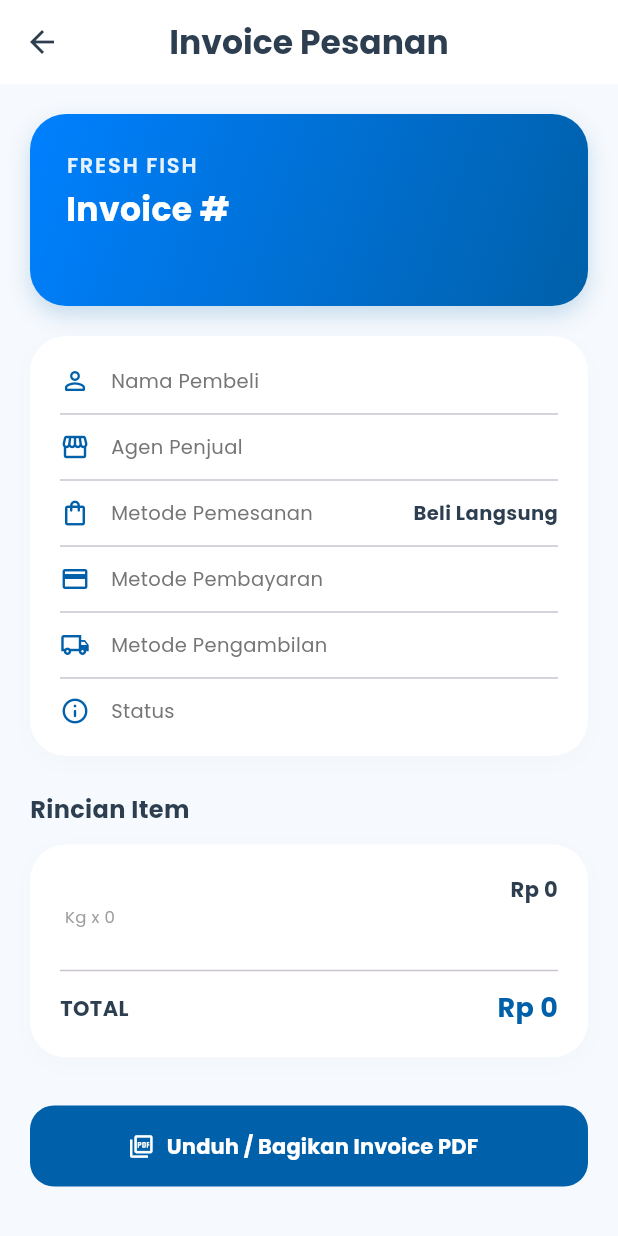
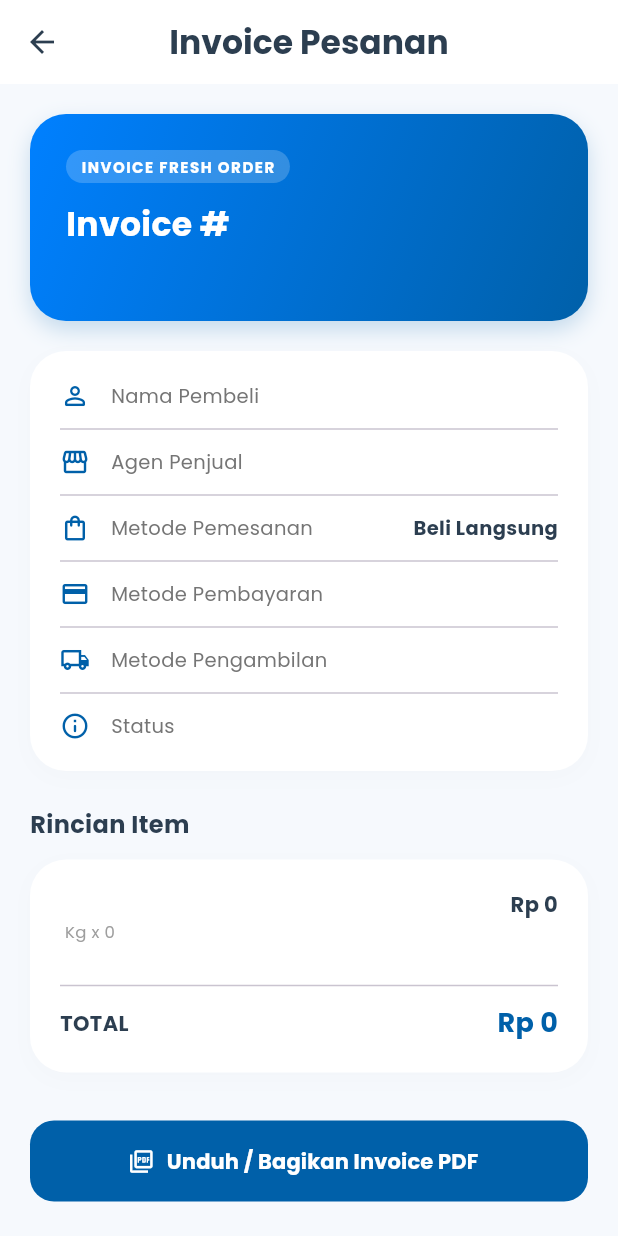
Before and after one commit to elmiraputri182-cyber/freshfish-app, a Flutter app: the InvoicePesananPage screen opened directly with empty values, on a phone screen of 412 x 824 dp. Run offline on Flutter 3.47's test engine with Material 3 defaults, Android fonts, the phone set to English and light mode, and no system bars; our stand-ins replace firebase_auth, firebase_core, fl_chart, geolocator, google_fonts, google_sign_in and 4 more; accounts and stored records are empty; network calls fail.

Commit message:
Fix UI status overflow, visual separation for preorder/fresh invoices, and pre-order type detection in detail pages

```diff
--- a/lib/screens/pembeli/invoice_pesanan_page.dart
+++ b/lib/screens/pembeli/invoice_pesanan_page.dart
@@ -50,20 +50,22 @@ class InvoicePesananPage extends StatelessWidget {
         child: Column(
           crossAxisAlignment: CrossAxisAlignment.start,
           children: [
-            // Blue Header Banner Card
+            // Header Banner Card with distinct styles
             Container(
               width: double.infinity,
               padding: const EdgeInsets.all(24),
               decoration: BoxDecoration(
-                gradient: const LinearGradient(
-                  colors: [Color(0xFF0080FF), Color(0xFF0060A9)],
+                gradient: LinearGradient(
+                  colors: isPreOrder
+                      ? [const Color(0xFFFF9800), const Color(0xFFF57C00)] // Warm orange/amber for Pre-Orders
+                      : [const Color(0xFF0080FF), const Color(0xFF0060A9)], // Sleek blue for Fresh Orders
                   begin: Alignment.topLeft,
                   end: Alignment.bottomRight,
                 ),
                 borderRadius: BorderRadius.circular(24),
                 boxShadow: [
                   BoxShadow(
-                    color: const Color(0xFF0060A9).withOpacity(0.2),
+                    color: (isPreOrder ? Colors.orange : const Color(0xFF0060A9)).withOpacity(0.2),
                     blurRadius: 12,
                     offset: const Offset(0, 6),
                   ),
@@ -72,18 +74,25 @@ class InvoicePesananPage extends StatelessWidget {
               child: Column(
                 crossAxisAlignment: CrossAxisAlignment.start,
                 children: [
-                  Text(
-                    isPreOrder ? "FRESH FISH - PRE-ORDER" : "FRESH FISH",
-                    style: GoogleFonts.poppins(
-                      color: Colors.white.withOpacity(0.9),
-                      fontSize: 14,
-                      fontWeight: FontWeight.w600,
-                      letterSpacing: 1.2,
+                  Container(
+                    padding: const EdgeInsets.symmetric(horizontal: 10, vertical: 4),
+                    decoration: BoxDecoration(
+                      color: Colors.white.withOpacity(0.2),
+                      borderRadius: BorderRadius.circular(30),
+                    ),
+                    child: Text(
+                      isPreOrder ? "INVOICE PRE-ORDER" : "INVOICE FRESH ORDER",
+                      style: GoogleFonts.poppins(
+                        color: Colors.white,
+                        fontSize: 10,
+                        fontWeight: FontWeight.bold,
+                        letterSpacing: 1.0,
+                      ),
                     ),
                   ),
-                  const SizedBox(height: 4),
+                  const SizedBox(height: 12),
                   Text(
-                    "Invoice #$idPesanan",
+                    isPreOrder ? "Pre-Order #$idPesanan" : "Invoice #$idPesanan",
                     style: GoogleFonts.poppins(
                       color: Colors.white,
                       fontSize: 22,
```
Also changed, not shown: lib/screens/agen/detail_pesanan_page.dart (+6 -7 lines), lib/screens/pembeli/detail_pesanan_page.dart (+9 -3 lines), lib/screens/pembeli/riwayat_page.dart (+6 -1 lines).
